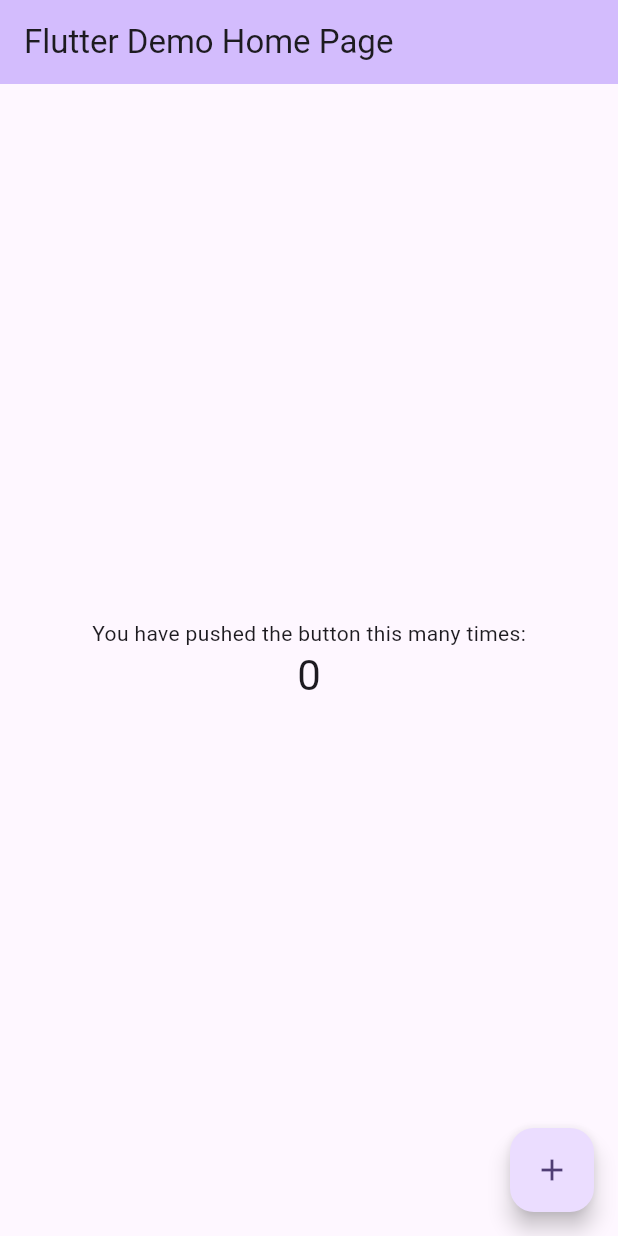
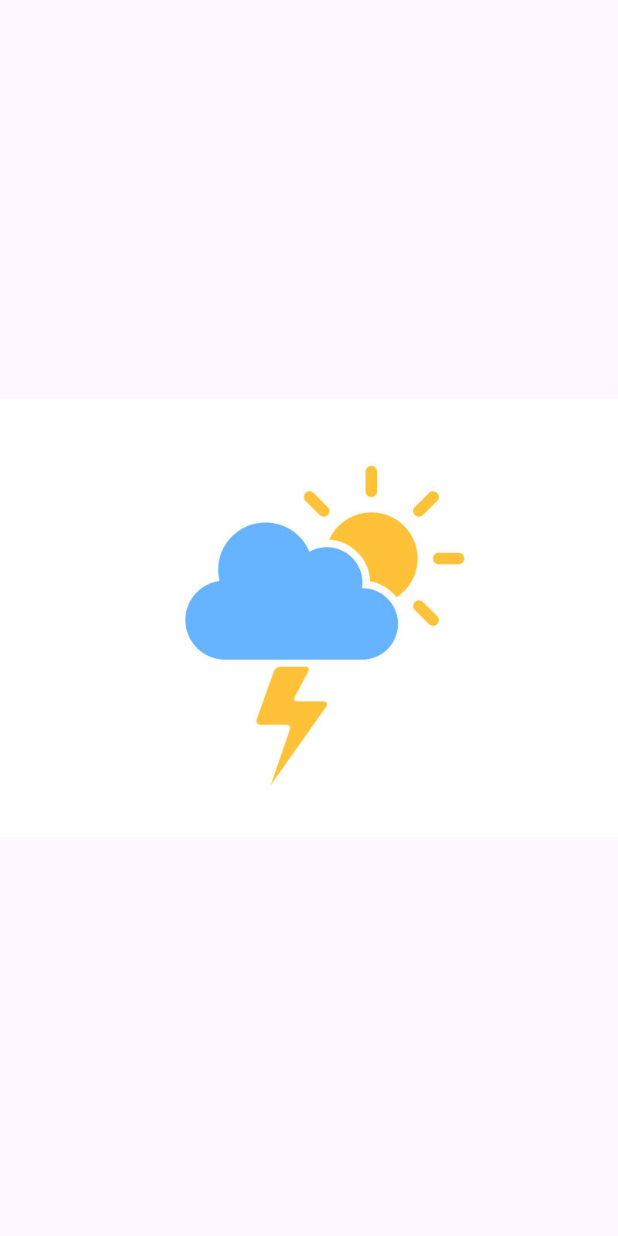
Before and after one commit to mahmoudbakir2015/weather, a Flutter app: the screen it shows after launch, on a phone screen of 412 x 824 dp. Run offline on Flutter 3.47's test engine with Material 3 defaults, Android fonts, the phone set to English and light mode, and no system bars.

Commit message:
finish splash view

```diff
--- a/lib/main.dart
+++ b/lib/main.dart
@@ -1,4 +1,5 @@
 import 'package:flutter/material.dart';
+import 'package:weather/presentation/splash_view/splash_view.dart';
 
 void main() {
   runApp(const MyApp());
@@ -7,119 +8,11 @@ void main() {
 class MyApp extends StatelessWidget {
   const MyApp({super.key});
 
-  // This widget is the root of your application.
   @override
   Widget build(BuildContext context) {
-    return MaterialApp(
-      title: 'Flutter Demo',
-      theme: ThemeData(
-        // This is the theme of your application.
-        //
-        // TRY THIS: Try running your application with "flutter run". You'll see
-        // the application has a blue toolbar. Then, without quitting the app,
-        // try changing the seedColor in the colorScheme below to Colors.green
-        // and then invoke "hot reload" (save your changes or press the "hot
-        // reload" button in a Flutter-supported IDE, or press "r" if you used
-        // the command line to start the app).
-        //
-        // Notice that the counter didn't reset back to zero; the application
-        // state is not lost during the reload. To reset the state, use hot
-        // restart instead.
-        //
-        // This works for code too, not just values: Most code changes can be
-        // tested with just a hot reload.
-        colorScheme: ColorScheme.fromSeed(seedColor: Colors.deepPurple),
-        useMaterial3: true,
-      ),
-      home: const MyHomePage(title: 'Flutter Demo Home Page'),
+    return const MaterialApp(
+      debugShowCheckedModeBanner: false,
+      home: SplashView(),
     );
   }
 }
-
-class MyHomePage extends StatefulWidget {
-  const MyHomePage({super.key, required this.title});
-
-  // This widget is the home page of your application. It is stateful, meaning
-  // that it has a State object (defined below) that contains fields that affect
-  // how it looks.
-
-  // This class is the configuration for the state. It holds the values (in this
-  // case the title) provided by the parent (in this case the App widget) and
-  // used by the build method of the State. Fields in a Widget subclass are
-  // always marked "final".
-
-  final String title;
-
-  @override
-  State<MyHomePage> createState() => _MyHomePageState();
-}
-
-class _MyHomePageState extends State<MyHomePage> {
-  int _counter = 0;
-
-  void _incrementCounter() {
-    setState(() {
-      // This call to setState tells the Flutter framework that something has
-      // changed in this State, which causes it to rerun the build method below
-      // so that the display can reflect the updated values. If we changed
-      // _counter without calling setState(), then the build method would not be
-      // called again, and so nothing would appear to happen.
-      _counter++;
-    });
-  }
-
-  @override
-  Widget build(BuildContext context) {
-    // This method is rerun every time setState is called, for instance as done
-    // by the _incrementCounter method above.
-    //
-    // The Flutter framework has been optimized to make rerunning build methods
-    // fast, so that you can just rebuild anything that needs updating rather
-    // than having to individually change instances of widgets.
-    return Scaffold(
-      appBar: AppBar(
-        // TRY THIS: Try changing the color here to a specific color (to
-        // Colors.amber, perhaps?) and trigger a hot reload to see the AppBar
-        // change color while the other colors stay the same.
-        backgroundColor: Theme.of(context).colorScheme.inversePrimary,
-        // Here we take the value from the MyHomePage object that was created by
-        // the App.build method, and use it to set our appbar title.
-        title: Text(widget.title),
-      ),
-      body: Center(
-        // Center is a layout widget. It takes a single child and positions it
-        // in the middle of the parent.
-        child: Column(
-          // Column is also a layout widget. It takes a list of children and
-          // arranges them vertically. By default, it sizes itself to fit its
-          // children horizontally, and tries to be as tall as its parent.
-          //
-          // Column has various properties to control how it sizes itself and
-          // how it positions its children. Here we use mainAxisAlignment to
-          // center the children vertically; the main axis here is the vertical
-          // axis because Columns are vertical (the cross axis would be
-          // horizontal).
-          //
-          // TRY THIS: Invoke "debug painting" (choose the "Toggle Debug Paint"
-          // action in the IDE, or press "p" in the console), to see the
-          // wireframe for each widget.
-          mainAxisAlignment: MainAxisAlignment.center,
-          children: <Widget>[
-            const Text(
-              'You have pushed the button this many times:',
-            ),
-            Text(
-              '$_counter',
-              style: Theme.of(context).textTheme.headlineMedium,
-            ),
-          ],
-        ),
-      ),
-      floatingActionButton: FloatingActionButton(
-        onPressed: _incrementCounter,
-        tooltip: 'Increment',
-        child: const Icon(Icons.add),
-      ), // This trailing comma makes auto-formatting nicer for build methods.
-    );
-  }
-}
--- /dev/null
+++ b/lib/presentation/splash_view/splash_view.dart
@@ -0,0 +1,38 @@
+import 'package:flutter/material.dart';
+
+class SplashView extends StatefulWidget {
+  const SplashView({super.key});
+
+  @override
+  State<SplashView> createState() => _SplashViewState();
+}
+
+class _SplashViewState extends State<SplashView> {
+  @override
+  void initState() {
+    Future.delayed(const Duration(
+      seconds: 5,
+    )).then(
+      (value) => null,
+    );
+    super.initState();
+  }
+
+  @override
+  Widget build(BuildContext context) {
+    return const Scaffold(
+      body: Column(
+        mainAxisAlignment: MainAxisAlignment.center,
+        children: [
+          Center(
+            child: Image(
+              image: AssetImage(
+                'assets/images/splash.jpeg',
+              ),
+            ),
+          )
+        ],
+      ),
+    );
+  }
+}
```
Also changed, not shown: pubspec.yaml (+11 -45 lines), assets/images/splash.jpeg (added).
